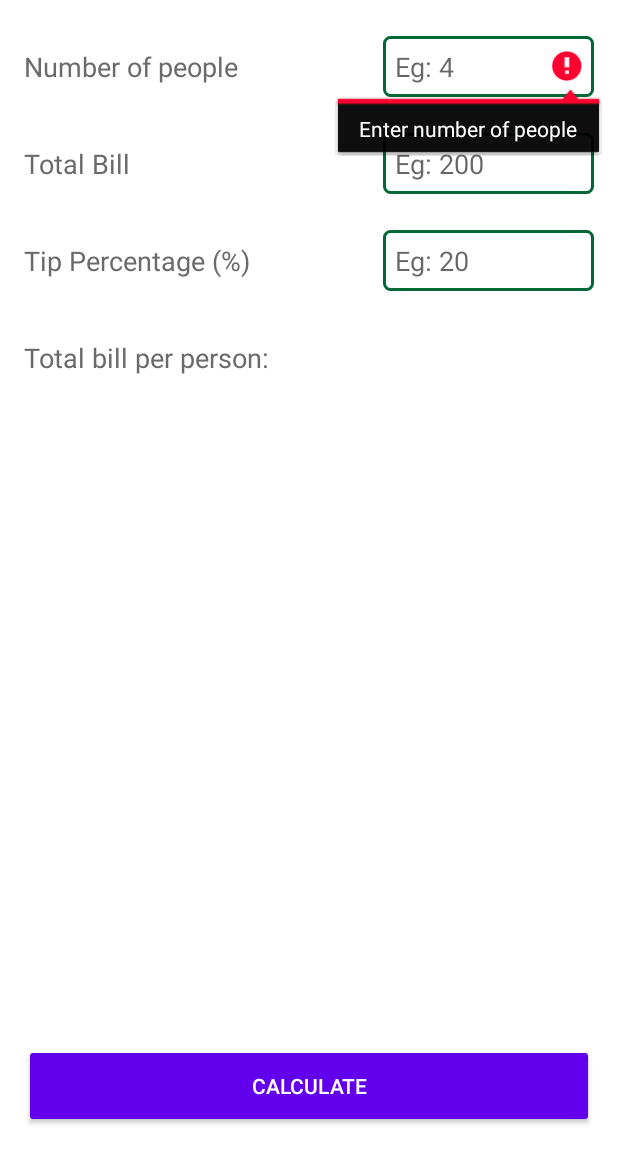
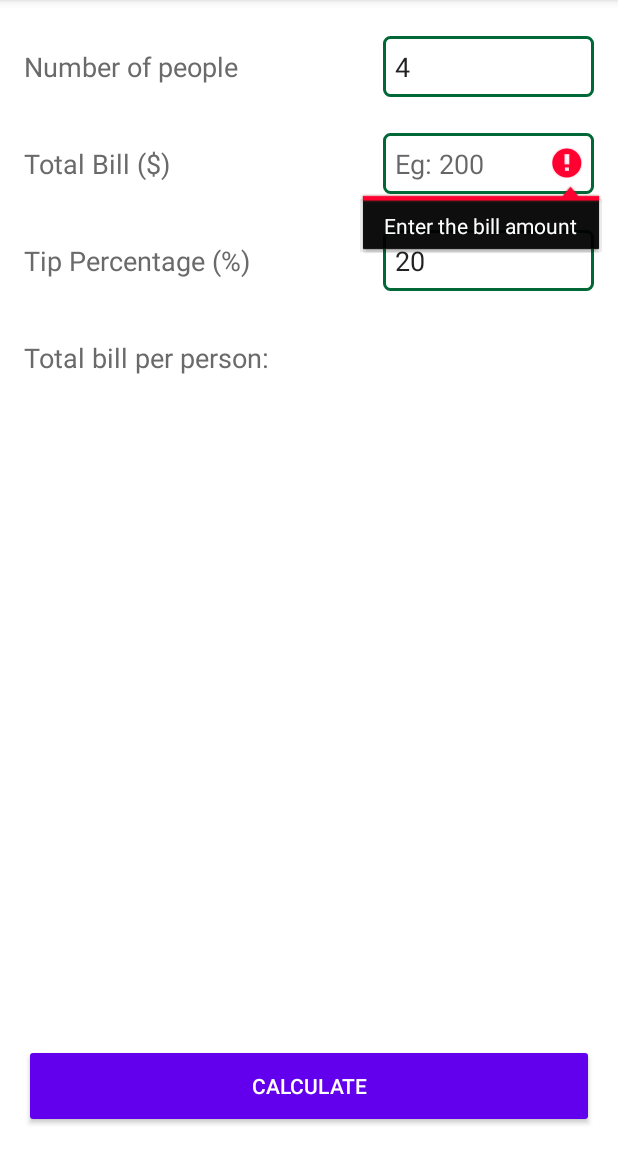
Before and after one commit to kalyandechiraju/TipCalculatorSample, an Android app: the MainActivity screen opened directly, with no data from a screen before it, after a tap on "CALCULATE", on a phone screen of 412 x 824 dp, the part 84-1236 px from its top. Run offline under Robolectric (Android 15) with nearby library versions, the phone set to English and light mode, and no system bars.

Commit message:
Add default values and clean up the layout

```diff
--- a/app/build.gradle
+++ b/app/build.gradle
@@ -28,6 +28,7 @@ dependencies {
   implementation fileTree(dir: 'libs', include: ['*.jar'])
   implementation "org.jetbrains.kotlin:kotlin-stdlib-jdk7:$kotlin_version"
   implementation 'com.android.support:appcompat-v7:28.0.0'
+  implementation 'com.android.support:design:28.0.0'
   implementation 'com.android.support.constraint:constraint-layout:1.1.3'
 
   // ViewModel and LiveData
--- a/app/src/main/java/com/raywenderlich/android/tipcalculator/MainActivity.kt
+++ b/app/src/main/java/com/raywenderlich/android/tipcalculator/MainActivity.kt
@@ -32,9 +32,9 @@ class MainActivity : AppCompatActivity() {
     val calculateButton = findViewById<Button>(R.id.activity_main_calculate_button)
     calculateButton.setOnClickListener {
       when {
-        numberOfPeople.text?.toString()?.isBlank() == true -> numberOfPeople.error = "Enter number of people"
-        totalBill.text?.toString()?.isBlank() == true -> totalBill.error = "Enter the bill amount"
-        tipPercentage.text?.toString()?.isBlank() == true -> tipPercentage.error = "Enter tip percentage"
+        numberOfPeople.text?.toString()?.isBlank() == true -> numberOfPeople.error = getString(R.string.error_no_number_of_people)
+        totalBill.text?.toString()?.isBlank() == true -> totalBill.error = getString(R.string.error_no_total_bill)
+        tipPercentage.text?.toString()?.isBlank() == true -> tipPercentage.error = getString(R.string.error_no_tip_percentage)
         else -> viewModel.computeTip(
             numberOfPeople = numberOfPeople.text.toString().toInt(),
             tipPercentage = tipPercentage.text.toString().toDouble(),
@@ -42,6 +42,12 @@ class MainActivity : AppCompatActivity() {
         )
       }
     }
+
+    // Set default values
+    numberOfPeople.setText(getString(R.string.default_people_count))
+    tipPercentage.setText(getString(R.string.default_tip_percentage))
+
+    totalBill.requestFocus()
   }
 
   override fun onResume() {
--- a/app/src/main/res/layout/activity_main.xml
+++ b/app/src/main/res/layout/activity_main.xml
@@ -7,18 +7,24 @@
   android:background="@color/white"
   tools:context=".MainActivity">
 
-  <android.support.v7.widget.Toolbar
-    android:id="@+id/activity_main_toolbar"
-    android:layout_width="0dp"
+  <android.support.design.widget.AppBarLayout
+    android:id="@+id/activity_main_appbar"
+    android:layout_width="match_parent"
     android:layout_height="wrap_content"
-    android:background="?attr/colorPrimary"
-    android:minHeight="?attr/actionBarSize"
-    android:theme="?attr/actionBarTheme"
     app:layout_constraintEnd_toEndOf="parent"
     app:layout_constraintStart_toStartOf="parent"
-    app:layout_constraintTop_toTopOf="parent"
-    app:title="@string/app_name"
-    app:titleTextColor="@color/white" />
+    app:layout_constraintTop_toTopOf="parent">
+
+    <android.support.v7.widget.Toolbar
+      android:id="@+id/activity_main_toolbar"
+      android:layout_width="match_parent"
+      android:layout_height="wrap_content"
+      android:background="?attr/colorPrimary"
+      android:minHeight="?attr/actionBarSize"
+      android:theme="?attr/actionBarTheme"
+      app:title="@string/app_name"
+      app:titleTextColor="@color/white" />
+  </android.support.design.widget.AppBarLayout>
 
   <ScrollView
     android:layout_width="0dp"
@@ -27,7 +33,7 @@
     app:layout_constraintBottom_toBottomOf="parent"
     app:layout_constraintEnd_toEndOf="parent"
     app:layout_constraintStart_toStartOf="parent"
-    app:layout_constraintTop_toBottomOf="@+id/activity_main_toolbar">
+    app:layout_constraintTop_toBottomOf="@+id/activity_main_appbar">
 
     <android.support.constraint.ConstraintLayout
       android:layout_width="match_parent"
@@ -58,7 +64,6 @@
         android:hint="@string/activity_main_people_count_hint"
         android:importantForAutofill="no"
         android:inputType="number"
-        android:maxLength="3"
         android:padding="8dp"
         app:layout_constraintBottom_toBottomOf="@+id/activity_main_people_count_label"
         app:layout_constraintEnd_toEndOf="parent"
@@ -129,8 +134,7 @@
         android:ems="10"
         android:hint="@string/activity_main_tip_percent_text"
         android:importantForAutofill="no"
-        android:inputType="number"
-        android:maxLength="2"
+        android:inputType="numberDecimal"
         android:padding="8dp"
         app:layout_constraintBottom_toBottomOf="@+id/activity_main_tip_percent_label"
         app:layout_constraintEnd_toEndOf="parent"
--- a/app/src/main/res/values/strings.xml
+++ b/app/src/main/res/values/strings.xml
@@ -1,11 +1,17 @@
 <resources>
   <string name="app_name">Tip Calculator</string>
   <string name="activity_main_people_count_label_text">Number of people</string>
-  <string name="activity_main_total_bill_label_text">Total Bill</string>
+  <string name="activity_main_total_bill_label_text">Total Bill ($)</string>
   <string name="activity_main_tip_percent_label_text">Tip Percentage (%)</string>
   <string name="activity_main_calculate_button_text">Calculate</string>
   <string name="activity_main_people_count_hint">Eg: 4</string>
   <string name="activity_main_total_bill_hint">Eg: 200</string>
   <string name="activity_main_tip_percent_text">Eg: 20</string>
   <string name="activity_main_result_label_text">Total bill per person:</string>
+
+  <string name="default_people_count">4</string>
+  <string name="default_tip_percentage">20</string>
+  <string name="error_no_number_of_people">Enter number of people</string>
+  <string name="error_no_total_bill">Enter the bill amount</string>
+  <string name="error_no_tip_percentage">Enter tip percentage</string>
 </resources>
```
